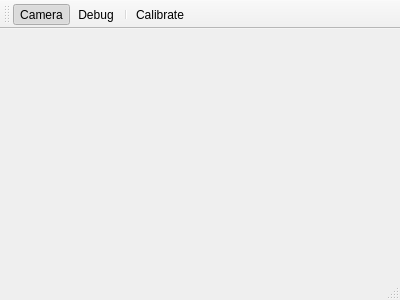
Old version of the form mainwindow.ui in the repository michalrus/agh-tangible2.
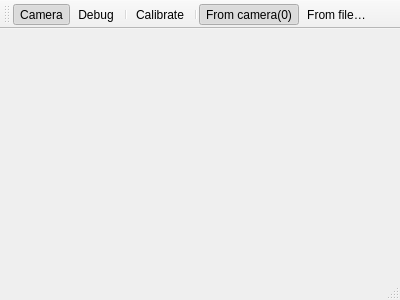
New version of the form.

Diff of the .ui file:
```diff
--- a/mainwindow.ui
+++ b/mainwindow.ui
@@ -42,6 +42,9 @@
    <addaction name="actionDebug"/>
    <addaction name="separator"/>
    <addaction name="actionCalibrate"/>
+   <addaction name="separator"/>
+   <addaction name="actionFrom_cam0"/>
+   <addaction name="actionFrom_file"/>
   </widget>
   <widget class="QStatusBar" name="statusBar"/>
   <action name="actionCamera">
@@ -68,6 +71,28 @@
     <string>Calibrate</string>
    </property>
   </action>
+  <action name="actionFrom_file">
+   <property name="checkable">
+    <bool>true</bool>
+   </property>
+   <property name="text">
+    <string>From file…</string>
+   </property>
+  </action>
+  <action name="actionFrom_cam0">
+   <property name="checkable">
+    <bool>true</bool>
+   </property>
+   <property name="checked">
+    <bool>true</bool>
+   </property>
+   <property name="text">
+    <string>From camera(0)</string>
+   </property>
+   <property name="toolTip">
+    <string>From camera(0)</string>
+   </property>
+  </action>
  </widget>
  <layoutdefault spacing="6" margin="11"/>
  <resources/>
```
